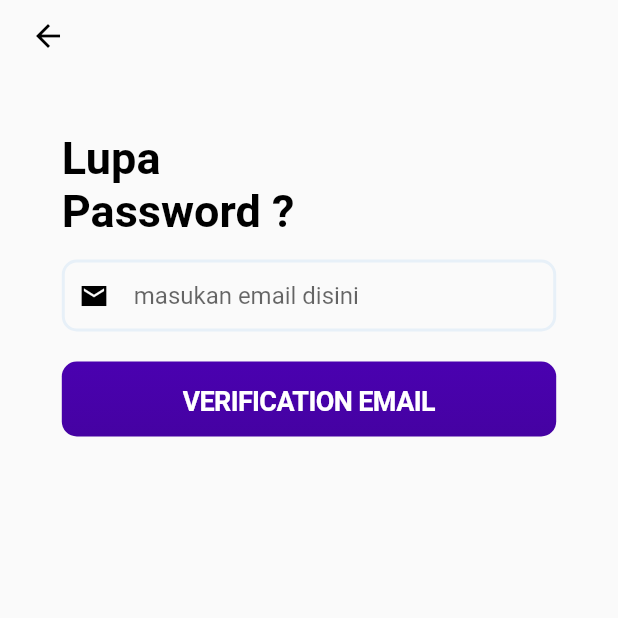
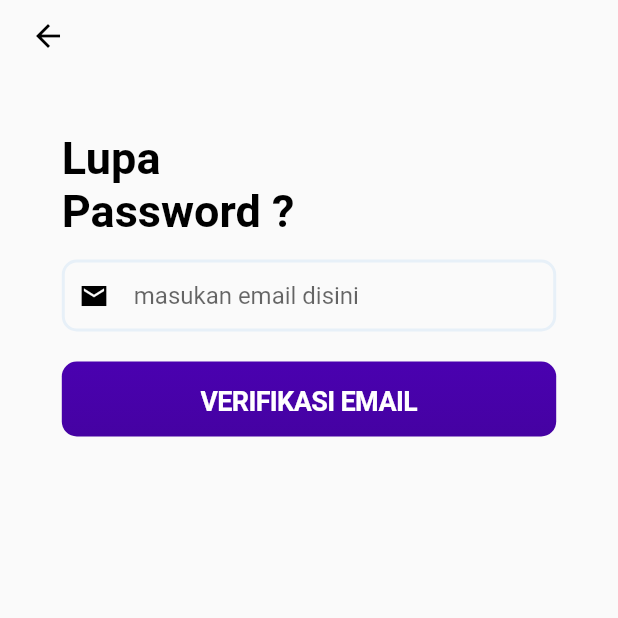
Before and after one commit to iyamif/AC-Service, a Flutter app: the password screen opened directly, on a phone screen of 412 x 824 dp, the top half of it. Run offline on Flutter 3.47's test engine with Material 2 defaults, Android fonts, the light colour scheme and no system bars; our stand-ins replace curved_navigation_bar, flutter_image_slideshow, flutter_spinkit, flutter_typeahead, geocoding, geolocator and 4 more; missing offline and left inert: bottom_sheet, dart:ffi, flutter_polyline_points; accounts and stored records are empty.

Commit message:
update ui

```diff
--- a/lib/main.dart
+++ b/lib/main.dart
@@ -305,7 +305,7 @@ class _MyHomePageState extends State<MyHomePage> {
                               ),
                               child: (isLoading)
                                   ? SizedBox(
-                                      width: 16,
+                                      // width: 16,
                                       height: 16,
                                       child: CircularProgressIndicator(
                                         color: Theme.of(context).primaryColor,
--- a/lib/ui/dashboard/dashboard.dart
+++ b/lib/ui/dashboard/dashboard.dart
@@ -43,6 +43,7 @@ class _DashboardState extends State<Dashboard> {
 
     if (body['data'] != null) {
       var state = json.encode(body['data']['state']);
+
       if (state == '1') {
         namaTeknisi = json.encode(body['data']['teknisi']);
         setState(() {
--- a/lib/ui/profile/forgotpassword.dart
+++ b/lib/ui/profile/forgotpassword.dart
@@ -1,6 +1,9 @@
+import 'dart:convert';
+
 import 'package:flutter/cupertino.dart';
 import 'package:flutter/material.dart';
 import 'package:teknisi/main.dart';
+import 'package:teknisi/services/res_client.dart';
 import 'package:teknisi/ui/profile/reset.dart';
 
 class password extends StatefulWidget {
@@ -11,6 +14,58 @@ class password extends StatefulWidget {
 }
 
 class _passwordState extends State<password> {
+  bool isLoading = false;
+  bool visible = false;
+  String buttonText = 'VERIFIKASI EMAIL';
+  final TextEditingController _emailController = TextEditingController();
+  final TextEditingController _passwordController = TextEditingController();
+
+  Future<void> verifEmail() async {
+    setState(() {
+      isLoading = true;
+    });
+
+    final data = {'email': _emailController.text};
+
+    var res = await ResClient().emailVerification('/verification', data);
+
+    var body = json.decode(res.body);
+    if (body['status']) {
+      Future.delayed(Duration(seconds: 2), () {
+        setState(() {
+          visible = !visible;
+          buttonText = visible ? 'RESET PASSWORD' : 'Function 2';
+          isLoading = false;
+        });
+      });
+    } else {
+      Future.delayed(Duration(seconds: 2), () {
+        setState(() {
+          isLoading = false;
+        });
+      });
+    }
+  }
+
+  Future<void> resetPassword() async {
+    setState(() {
+      isLoading = true;
+    });
+    final data = {
+      'email': _emailController.text,
+      'password': _passwordController.text
+    };
+    var res = await ResClient().reset('/reset', data);
+    var body = json.decode(res.body);
+    if (body['status']) {
+      Future.delayed(Duration(seconds: 2), () {
+        setState(() {
+          isLoading = false;
+        });
+      });
+    }
+  }
+
   @override
   Widget build(BuildContext context) {
     MediaQueryData mediaQueryData = MediaQuery.of(context);
@@ -42,7 +97,7 @@ class _passwordState extends State<password> {
                 height: 40,
               ),
               Center(
-                child: Container(
+                child: SizedBox(
                   height: screenHeigth * 0.7,
                   width: screenWidth * 0.8,
                   child: Form(
@@ -72,6 +127,7 @@ class _passwordState extends State<password> {
                           height: 15,
                         ),
                         TextFormField(
+                          controller: _emailController,
                           decoration: InputDecoration(
                               border: OutlineInputBorder(
                                 borderRadius: BorderRadius.circular(10),
@@ -105,6 +161,57 @@ class _passwordState extends State<password> {
                                   ),
                                 ),
                               ),
+                              suffixIcon: visible
+                                  ? Icon(
+                                      Icons.verified,
+                                      color: Color.fromARGB(255, 8, 24, 163),
+                                    )
+                                  : null),
+                        ),
+                        Visibility(
+                          visible: visible,
+                          child: Padding(
+                            padding: const EdgeInsets.only(
+                              top: 10,
+                            ),
+                            child: TextFormField(
+                              controller: _passwordController,
+                              decoration: InputDecoration(
+                                border: OutlineInputBorder(
+                                  borderRadius: BorderRadius.circular(10),
+                                  borderSide:
+                                      const BorderSide(color: Colors.black),
+                                ),
+                                enabledBorder: OutlineInputBorder(
+                                  borderRadius: BorderRadius.circular(10),
+                                  borderSide: const BorderSide(
+                                    color: Color.fromARGB(255, 231, 240, 248),
+                                    width: 2,
+                                  ), // Ubah warna outline saat tidak dalam keadaan fokus
+                                ),
+                                filled: true,
+                                fillColor: Colors.transparent,
+                                contentPadding: const EdgeInsets.only(
+                                    top: 0, right: 30, bottom: 0, left: 15),
+                                hintText: 'masukan password baru disini',
+                                prefixIcon: GestureDetector(
+                                  onTap: () {
+                                    // setState(() {
+                                    //   showPassword = !showPassword;
+                                    // });
+                                  },
+                                  child: const Padding(
+                                    padding:
+                                        EdgeInsets.only(left: 10, right: 15),
+                                    child: Icon(
+                                      Icons.lock,
+                                      color: Color.fromARGB(255, 0, 0, 0),
+                                      size: 20,
+                                    ),
+                                  ),
+                                ),
+                              ),
+                            ),
                           ),
                         ),
                         const SizedBox(
@@ -114,7 +221,7 @@ class _passwordState extends State<password> {
                           padding: const EdgeInsets.only(top: 10),
                           child: Container(
                             height: 50,
-                            //  width: screenWidth * 0.75,
+                            width: screenWidth * 0.8,
                             decoration: BoxDecoration(
                               color: const Color.fromARGB(255, 74, 1, 176),
                               borderRadius: BorderRadius.circular(10),
@@ -128,36 +235,30 @@ class _passwordState extends State<password> {
                               ),
                             ),
                             child: CupertinoButton(
-                              onPressed: () async {
-                                Navigator.pushReplacement(
-                                  context,
-                                  MaterialPageRoute(
-                                      builder: (context) => const reset()),
-                                );
+                              onPressed: () {
+                                if (!visible) {
+                                  verifEmail();
+                                } else {
+                                  resetPassword();
+                                }
                               },
-                              child: const Row(
-                                mainAxisAlignment:
-                                    MainAxisAlignment.spaceBetween,
-                                crossAxisAlignment: CrossAxisAlignment.center,
-                                children: [
-                                  SizedBox(
-                                      //   height: 10,
+                              child: (isLoading)
+                                  ? SizedBox(
+                                      height: 80,
+                                      width: 20,
+                                      child: CircularProgressIndicator(
+                                          color: Colors.white
+                                          // strokeWidth: 1.5,
                                           ),
-                                  Text(
-                                    'VERIFICATION EMAIL',
-                                    style: TextStyle(
+                                    )
+                                  : Center(
+                                      child: Text(
+                                        buttonText,
+                                        style: const TextStyle(
                                             color: Colors.white,
                                             fontSize: 18,
                                             fontWeight: FontWeight.bold),
                                       ),
-                                  SizedBox(
-                                      //   height: 10,
-                                      ),
-                                  // Icon(
-                                  //   Icons.arrow_forward_ios,
-                                  //   color: Colors.white,
-                                  // ),
-                                ],
                                     ),
                             ),
                           ),
```
Also changed, not shown: lib/services/res_client.dart (+12 -0 lines). Lines whose indentation alone changed are shown as unchanged.
